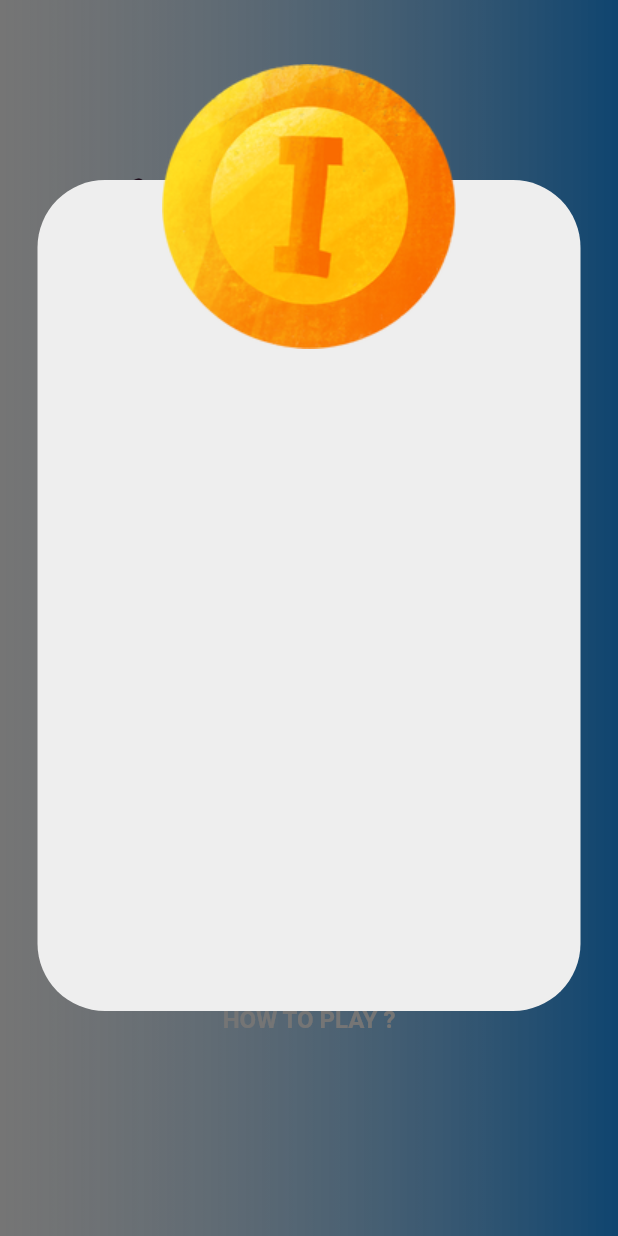
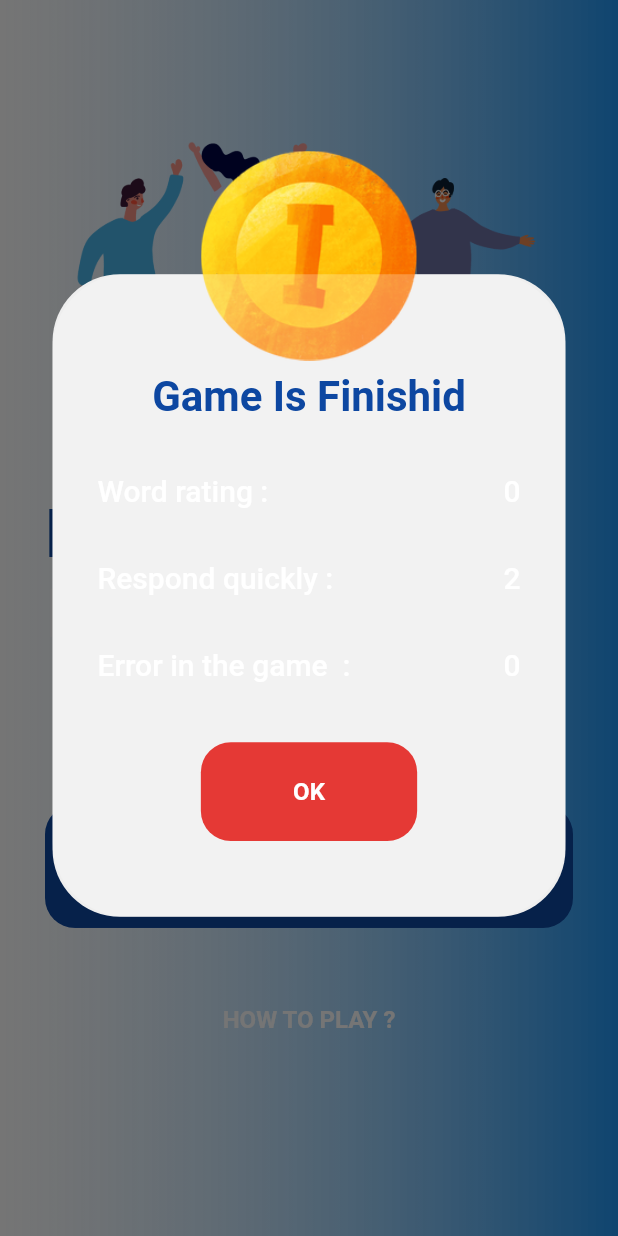
Before and after one commit to mahdinaghikhanii/pantomim-game, a Flutter app: the HomeScreans screen opened directly, after a tap on "HOW TO PLAY ?", on a phone screen of 412 x 824 dp. Run offline on Flutter 3.47's test engine with Material 2 defaults, Android fonts, the phone set to English and light mode, and no system bars; our stand-ins replace animate_do, just_audio, shared_preferences; accounts and stored records are empty.

Commit message:
add text and imagae and change background color in finishid screans

```diff
--- a/lib/views/auth/score_screans.dart
+++ b/lib/views/auth/score_screans.dart
@@ -8,6 +8,7 @@ import 'package:pantomim/theme/constant.dart';
 import 'package:pantomim/util/view_models/canvas/win_lose_painter.dart';
 import 'package:pantomim/util/view_models/provider/provider.dart';
 import 'package:pantomim/views/auth/detail_game_screans_for_lunch.dart';
+
 import 'package:pantomim/views/dialog_screns/dialog_test.dart';
 import 'package:pantomim/views/widgets/double_floatingac_button.dart';
 import 'package:pantomim/views/widgets/scoreshowtext_textdetail.dart';
--- a/lib/views/dialog_screns/dialog_test.dart
+++ b/lib/views/dialog_screns/dialog_test.dart
@@ -1,4 +1,10 @@
 import 'package:flutter/material.dart';
+import 'package:pantomim/generated/l10n.dart';
+import 'package:pantomim/theme/constant.dart';
+import 'package:pantomim/util/view_models/provider/provider.dart';
+import 'package:pantomim/views/widgets/double_floatingac_button.dart';
+import 'package:pantomim/views/widgets/scoreshowtext_textdetail.dart';
+import 'package:provider/provider.dart';
 
 class DialogFinishidGame extends StatelessWidget {
   const DialogFinishidGame({Key? key}) : super(key: key);
@@ -6,7 +12,8 @@ class DialogFinishidGame extends StatelessWidget {
   @override
   Widget build(BuildContext context) {
     final size = MediaQuery.of(context).size;
-
+    var localApp = S.of(context);
+    final modelProvier = Provider.of<AppProvider>(context);
     return Dialog(
         insetPadding:
             const EdgeInsets.only(left: 25, right: 25, top: 120, bottom: 150),
@@ -25,12 +32,77 @@ class DialogFinishidGame extends StatelessWidget {
                     decoration: BoxDecoration(
                         borderRadius: BorderRadius.circular(30),
                         color: Colors.transparent),
-                    child: Image.asset(
-                      'assets/images/medal.png',
-                      width: 200,
-                      height: 200,
+                    child: Image.asset('assets/images/medal.png',
+                        width: size.width * 0.55, height: size.height * 0.17),
+                  )),
+              Container(
+                padding: const EdgeInsets.all(20),
+                width: size.width * 0.83,
+                height: size.height * 0.52,
+                decoration: BoxDecoration(
+                    color: Colors.white24,
+                    borderRadius: BorderRadius.circular(50)),
+                child: Column(
+                  crossAxisAlignment: CrossAxisAlignment.start,
+                  children: [
+                    SizedBox(
+                      height: 45,
                     ),
-                  ))
+                    Center(
+                        child: Text(
+                      "Game Is Finishid",
+                      style: Theme.of(context).textTheme.headline5,
+                    )),
+                    WidgetShowTextWinOrLoseDetail(
+                      title: 'Word rating :',
+                      score: modelProvier.getCounterOfScoreTeam1().toString(),
+                    ),
+                    const WidgetShowTextWinOrLoseDetail(
+                      title: 'Respond quickly :',
+                      score: '2',
+                    ),
+                    const WidgetShowTextWinOrLoseDetail(
+                      title: 'Error in the game  :',
+                      score: '0',
+                    ),
+                    Padding(
+                      padding: const EdgeInsets.only(top: 40, bottom: 10),
+                      child: Center(
+                        child: DounleFloattingButton(
+                          colorBtn: modelProvier.checkbtnwinlose ? kblue : kred,
+                          ontap: () {
+                            if (modelProvier.getcheckforInnigns >
+                                modelProvier.getCounterTeam()) {
+                              showDialog(
+                                  context: context,
+                                  builder: (
+                                    context,
+                                  ) =>
+                                      const DialogFinishidGame());
+                            } else {
+                              if (modelProvier.checkbtnwinlose == true) {
+                                modelProvier.setaddcheckforInnigns();
+                              } else {}
+
+                              if (modelProvier.getcheckforInnigns >
+                                  modelProvier.getCounterTeam()) {
+                                showDialog(
+                                    context: context,
+                                    builder: (
+                                      context,
+                                    ) =>
+                                        const DialogFinishidGame());
+                              }
+                            }
+                          },
+                          textBtn: localApp.scoreScreansBtnText,
+                          highlightColor: kblue,
+                        ),
+                      ),
+                    )
+                  ],
+                ),
+              )
             ]));
   }
 }
--- a/lib/views/widgets/scoreshowtext_textdetail.dart
+++ b/lib/views/widgets/scoreshowtext_textdetail.dart
@@ -3,9 +3,12 @@ import 'package:flutter/material.dart';
 class WidgetShowTextWinOrLoseDetail extends StatelessWidget {
   final String title;
   final String score;
+
   // ignore: use_key_in_widget_constructors
-  const WidgetShowTextWinOrLoseDetail(
-      {required this.score, required this.title});
+  const WidgetShowTextWinOrLoseDetail({
+    required this.score,
+    required this.title,
+  });
 
   @override
   Widget build(BuildContext context) {
```
